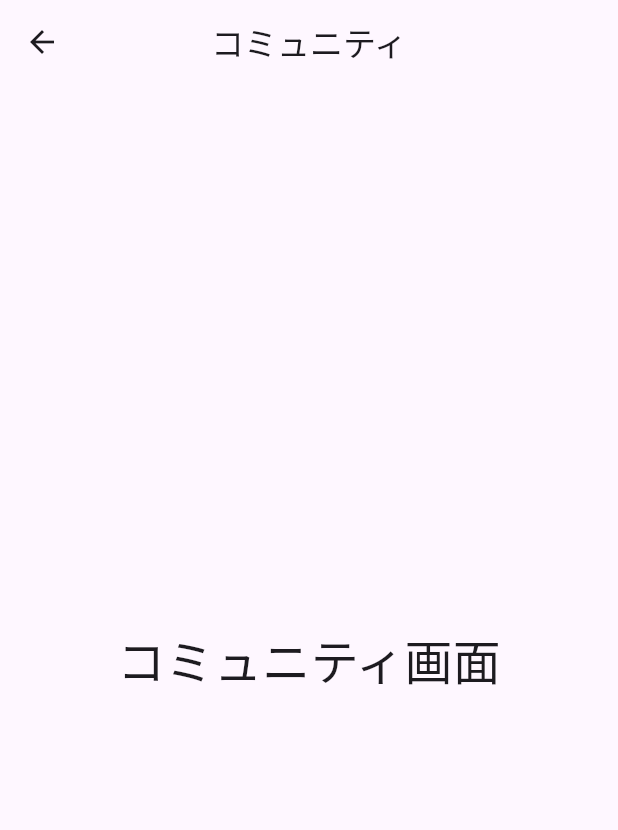
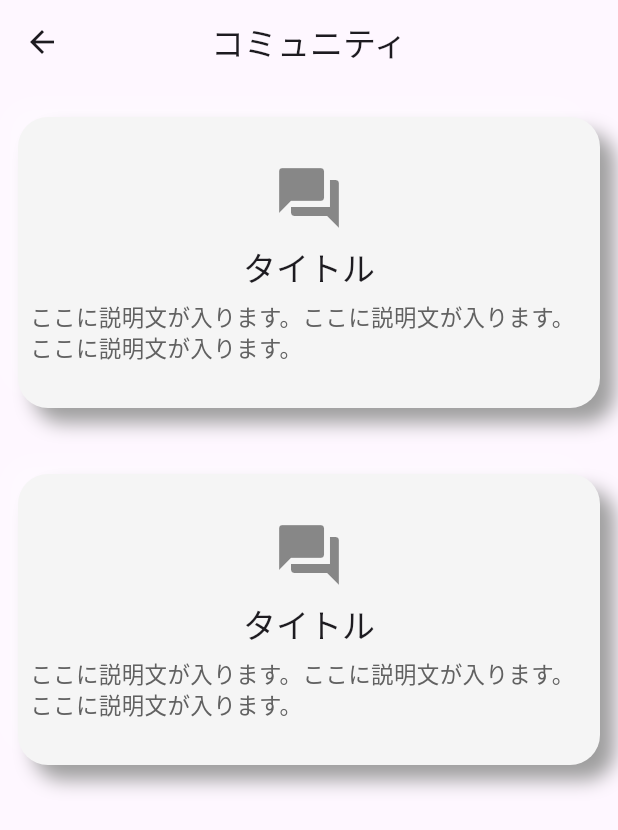
Before and after one commit to m-tkt/Lily, a Flutter app: the CommunityTopPage screen opened directly, on a phone screen of 412 x 824 dp. Shown: the top 830 px of the screen. Run offline on Flutter 3.47's test engine with Material 3 defaults, Android fonts, the phone set to English and light mode, and no system bars; network calls fail.

Commit message:
コミュニティ一覧画面のカード実装

```diff
--- /dev/null
+++ b/lib/src/components/community_card.dart
@@ -0,0 +1,59 @@
+import 'package:flutter/material.dart';
+
+class CommunityCard extends StatelessWidget {
+  const CommunityCard({
+    Key? key,
+  }) : super(key: key);
+
+  @override
+  Widget build(BuildContext context) {
+    return Container(
+        width: MediaQuery.of(context).size.width * 0.4,
+        margin: const EdgeInsets.all(12),
+        padding: const EdgeInsets.only(top: 30, bottom: 30),
+        decoration: BoxDecoration(
+          color: Colors.grey.shade100,
+          borderRadius: BorderRadius.circular(20),
+          boxShadow: const [
+            BoxShadow(
+              blurRadius: 10,
+              offset: Offset(-10, -10),
+              color: Colors.white24,
+            ),
+            BoxShadow(
+              blurRadius: 10,
+              offset: Offset(10, 10),
+              color: Colors.grey,
+            ),
+          ],
+        ),
+        child: Padding(
+          padding: const EdgeInsets.symmetric(horizontal: 8),
+          child: Column(
+            children: [
+              // アイコン
+              const Icon(
+                Icons.forum,
+                color: Colors.black45,
+                size: 48,
+              ),
+              const SizedBox(height: 8),
+              // タイトル
+              Text(
+                'タイトル',
+                style: Theme.of(context).textTheme.titleLarge,
+              ),
+              const SizedBox(height: 8),
+              // 説明文
+              Text(
+                'ここに説明文が入ります。ここに説明文が入ります。ここに説明文が入ります。',
+                style: TextStyle(
+                  fontSize: 15,
+                  color: Colors.grey[700],
+                ),
+              ),
+            ],
+          ),
+        ));
+  }
+}
--- a/lib/src/screens/community_top_page.dart
+++ b/lib/src/screens/community_top_page.dart
@@ -1,4 +1,5 @@
 import 'package:flutter/material.dart';
+import 'package:lily/src/components/community_card.dart';
 
 class CommunityTopPage extends StatelessWidget {
   const CommunityTopPage({Key? key}) : super(key: key);
@@ -6,12 +7,19 @@ class CommunityTopPage extends StatelessWidget {
   @override
   Widget build(BuildContext context) {
     return Scaffold(
-      appBar: AppBar(
-        title: const Text('コミュニティ'),
-        centerTitle: true,
-      ),
-      body: const Center(
-          child: Text('コミュニティ画面', style: TextStyle(fontSize: 32.0))),
-    );
+        appBar: AppBar(
+          title: const Text('コミュニティ'),
+          centerTitle: true,
+        ),
+        body: ListView(children: const <Widget>[
+          Padding(
+            padding: EdgeInsets.only(left: 0, top: 10, right: 0, bottom: 10),
+            child: CommunityCard(),
+          ),
+          Padding(
+            padding: EdgeInsets.only(left: 0, top: 10, right: 0, bottom: 10),
+            child: CommunityCard(),
+          ),
+        ]));
   }
 }
```
Also changed, not shown: 1 other file.
